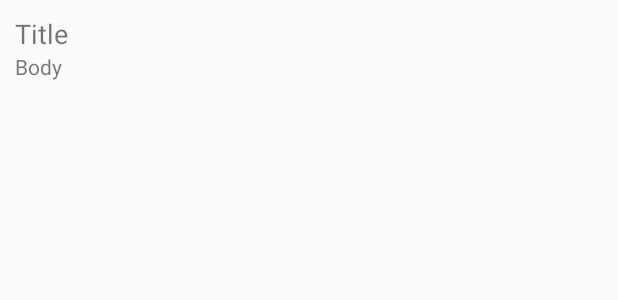
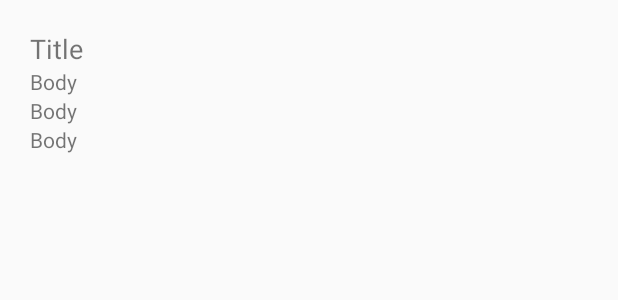
Before and after one commit to okparbaba/OfflineJsonReading, an Android app: the layout list.xml on its own in the app's theme, with its tools: preview values and no code run, on a phone screen of 412 x 824 dp. Shown: the top 300 px of the screen. Run offline under Robolectric (Android 15) with nearby library versions, the phone set to English and light mode, and no system bars.

```diff
--- a/app/src/main/res/layout/list.xml
+++ b/app/src/main/res/layout/list.xml
@@ -3,10 +3,10 @@
         xmlns:android="http://schemas.android.com/apk/res/android" android:layout_width="match_parent"
         android:layout_height="wrap_content"
         android:orientation="vertical"
-        android:padding="10dp">
+        android:padding="20dp">
 
     <TextView
-            android:id="@+id/tv_title"
+            android:id="@+id/tv_name"
             android:layout_width="match_parent"
             android:layout_height="wrap_content"
             android:text="Title"
@@ -14,7 +14,17 @@
 
 
     <TextView
-            android:id="@+id/tv_body"
+            android:id="@+id/tv_lat"
+            android:layout_width="match_parent"
+            android:layout_height="wrap_content"
+            android:text="Body"/>
+    <TextView
+            android:id="@+id/tv_lng"
+            android:layout_width="match_parent"
+            android:layout_height="wrap_content"
+            android:text="Body"/>
+    <TextView
+            android:id="@+id/tv_bus"
             android:layout_width="match_parent"
             android:layout_height="wrap_content"
             android:text="Body"/>
```
Also changed, not shown: app/src/main/java/com/softwarefactory/chat/offlinejsonreading/MainActivity.kt (+65 -30 lines), app/src/main/res/layout/activity_main.xml (+12 -5 lines), app/src/main/res/menu/menu.xml (added, +10 -0 lines).
